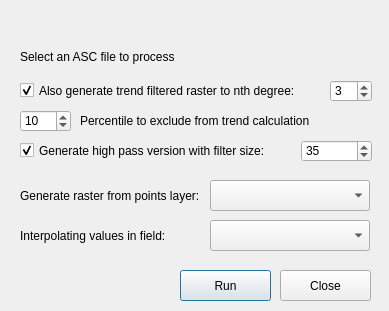
First picture: the form in quick_mag_dialog_base.ui, repository pdurdin/QuickMag, before the edit.
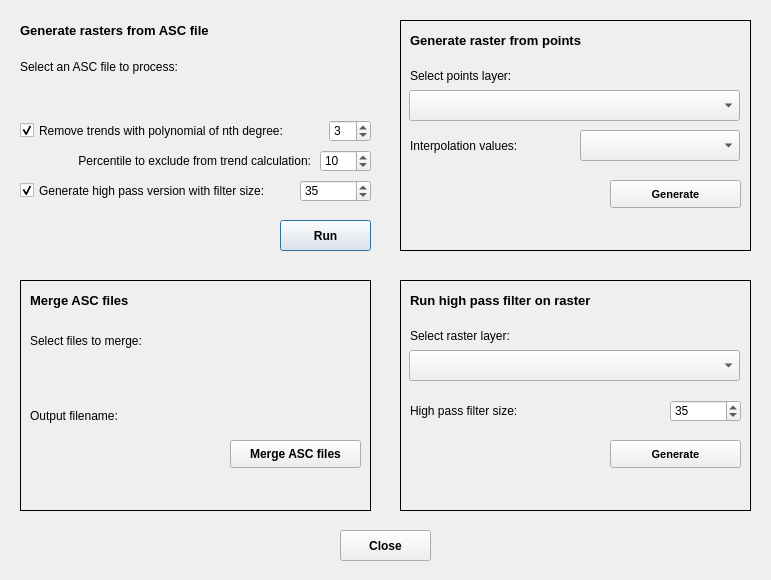
Second picture: the form after the edit. Custom widgets are drawn as their Qt base class.

```diff
--- a/quick_mag_dialog_base.ui
+++ b/quick_mag_dialog_base.ui
@@ -6,8 +6,8 @@
    <rect>
     <x>0</x>
     <y>0</y>
-    <width>389</width>
-    <height>311</height>
+    <width>771</width>
+    <height>580</height>
    </rect>
   </property>
   <property name="sizePolicy">
@@ -23,7 +23,7 @@
    <property name="geometry">
     <rect>
      <x>20</x>
-     <y>20</y>
+     <y>80</y>
      <width>351</width>
      <height>21</height>
     </rect>
@@ -35,12 +35,18 @@
   <widget class="QPushButton" name="quickMagRun">
    <property name="geometry">
     <rect>
-     <x>180</x>
-     <y>270</y>
+     <x>280</x>
+     <y>220</y>
      <width>91</width>
      <height>31</height>
     </rect>
    </property>
+   <property name="font">
+    <font>
+     <weight>75</weight>
+     <bold>true</bold>
+    </font>
+   </property>
    <property name="text">
     <string>Run</string>
    </property>
@@ -54,21 +60,30 @@
   <widget class="QPushButton" name="quickMagClose">
    <property name="geometry">
     <rect>
-     <x>280</x>
-     <y>270</y>
+     <x>340</x>
+     <y>530</y>
      <width>91</width>
      <height>31</height>
     </rect>
    </property>
+   <property name="font">
+    <font>
+     <weight>75</weight>
+     <bold>true</bold>
+    </font>
+   </property>
    <property name="text">
     <string>Close</string>
    </property>
+   <property name="flat">
+    <bool>false</bool>
+   </property>
   </widget>
-  <widget class="QLabel" name="quickMagProgressLabel">
+  <widget class="QLabel" name="label_1">
    <property name="geometry">
     <rect>
      <x>20</x>
-     <y>50</y>
+     <y>60</y>
      <width>351</width>
      <height>21</height>
     </rect>
@@ -80,7 +95,7 @@
     </sizepolicy>
    </property>
    <property name="text">
-    <string>Select an ASC file to process</string>
+    <string>Select an ASC file to process:</string>
    </property>
    <property name="alignment">
     <set>Qt::AlignLeading|Qt::AlignLeft|Qt::AlignTop</set>
@@ -90,7 +105,7 @@
    <property name="geometry">
     <rect>
      <x>20</x>
-     <y>140</y>
+     <y>180</y>
      <width>271</width>
      <height>21</height>
     </rect>
@@ -106,13 +121,13 @@
    <property name="geometry">
     <rect>
      <x>20</x>
-     <y>80</y>
+     <y>120</y>
      <width>311</width>
      <height>21</height>
     </rect>
    </property>
    <property name="text">
-    <string>Also generate trend filtered raster to nth degree:</string>
+    <string>Remove trends with polynomial of nth degree:</string>
    </property>
    <property name="checked">
     <bool>true</bool>
@@ -121,21 +136,24 @@
   <widget class="QLabel" name="quickMagPercentileLabel">
    <property name="geometry">
     <rect>
-     <x>80</x>
-     <y>110</y>
+     <x>20</x>
+     <y>150</y>
      <width>291</width>
      <height>21</height>
     </rect>
    </property>
    <property name="text">
-    <string>Percentile to exclude from trend calculation</string>
+    <string>Percentile to exclude from trend calculation:</string>
+   </property>
+   <property name="alignment">
+    <set>Qt::AlignRight|Qt::AlignTrailing|Qt::AlignVCenter</set>
    </property>
   </widget>
   <widget class="QSpinBox" name="quickMagTrendPercentile">
    <property name="geometry">
     <rect>
-     <x>20</x>
-     <y>110</y>
+     <x>320</x>
+     <y>150</y>
      <width>51</width>
      <height>22</height>
     </rect>
@@ -156,8 +174,8 @@
   <widget class="QSpinBox" name="quickMagTrendDegree">
    <property name="geometry">
     <rect>
-     <x>330</x>
-     <y>80</y>
+     <x>329</x>
+     <y>120</y>
      <width>42</width>
      <height>22</height>
     </rect>
@@ -172,8 +190,8 @@
   <widget class="QSpinBox" name="quickMaghighPassSize">
    <property name="geometry">
     <rect>
-     <x>301</x>
-     <y>140</y>
+     <x>300</x>
+     <y>180</y>
      <width>71</width>
      <height>22</height>
     </rect>
@@ -191,53 +209,423 @@
     <number>35</number>
    </property>
   </widget>
-  <widget class="QgsMapLayerComboBox" name="quickMagLayerCombo">
+  <widget class="QFrame" name="frame">
    <property name="geometry">
     <rect>
-     <x>210</x>
-     <y>180</y>
-     <width>160</width>
-     <height>31</height>
+     <x>20</x>
+     <y>280</y>
+     <width>351</width>
+     <height>231</height>
     </rect>
    </property>
-   <property name="allowEmptyLayer">
-    <bool>true</bool>
+   <property name="frameShape">
+    <enum>QFrame::Panel</enum>
    </property>
+   <property name="frameShadow">
+    <enum>QFrame::Plain</enum>
+   </property>
+   <widget class="QLabel" name="label_3">
+    <property name="geometry">
+     <rect>
+      <x>10</x>
+      <y>10</y>
+      <width>151</width>
+      <height>21</height>
+     </rect>
+    </property>
+    <property name="font">
+     <font>
+      <pointsize>10</pointsize>
+      <weight>75</weight>
+      <bold>true</bold>
+     </font>
+    </property>
+    <property name="text">
+     <string>Merge ASC files</string>
+    </property>
+   </widget>
+   <widget class="QLabel" name="label_4">
+    <property name="geometry">
+     <rect>
+      <x>10</x>
+      <y>120</y>
+      <width>121</width>
+      <height>31</height>
+     </rect>
+    </property>
+    <property name="text">
+     <string>Output filename:</string>
+    </property>
+   </widget>
+   <widget class="QgsFileWidget" name="quickMagMergeFilesOutput">
+    <property name="geometry">
+     <rect>
+      <x>150</x>
+      <y>120</y>
+      <width>191</width>
+      <height>31</height>
+     </rect>
+    </property>
+    <property name="filter">
+     <string>Sensys (*.asc)</string>
+    </property>
+    <property name="storageMode">
+     <enum>QgsFileWidget::SaveFile</enum>
+    </property>
+   </widget>
+   <widget class="QgsFileWidget" name="quickMagMergeFilesInput">
+    <property name="geometry">
+     <rect>
+      <x>10</x>
+      <y>70</y>
+      <width>331</width>
+      <height>31</height>
+     </rect>
+    </property>
+    <property name="layoutDirection">
+     <enum>Qt::LeftToRight</enum>
+    </property>
+    <property name="fileWidgetButtonVisible">
+     <bool>true</bool>
+    </property>
+    <property name="useLink">
+     <bool>false</bool>
+    </property>
+    <property name="fullUrl">
+     <bool>false</bool>
+    </property>
+    <property name="filter">
+     <string>Sensys (*.asc)</string>
+    </property>
+    <property name="storageMode">
+     <enum>QgsFileWidget::GetMultipleFiles</enum>
+    </property>
+   </widget>
+   <widget class="QPushButton" name="quickMagMergeFilesButton">
+    <property name="geometry">
+     <rect>
+      <x>210</x>
+      <y>160</y>
+      <width>131</width>
+      <height>28</height>
+     </rect>
+    </property>
+    <property name="font">
+     <font>
+      <weight>75</weight>
+      <bold>true</bold>
+     </font>
+    </property>
+    <property name="text">
+     <string>Merge ASC files</string>
+    </property>
+   </widget>
+   <widget class="QLabel" name="label_5">
+    <property name="geometry">
+     <rect>
+      <x>10</x>
+      <y>50</y>
+      <width>151</width>
+      <height>21</height>
+     </rect>
+    </property>
+    <property name="text">
+     <string>Select files to merge:</string>
+    </property>
+   </widget>
+   <widget class="QLabel" name="quickMagMergeProgressLabel">
+    <property name="geometry">
+     <rect>
+      <x>10</x>
+      <y>200</y>
+      <width>331</width>
+      <height>21</height>
+     </rect>
+    </property>
+    <property name="text">
+     <string/>
+    </property>
+   </widget>
   </widget>
-  <widget class="QLabel" name="label">
+  <widget class="QFrame" name="frame_2">
    <property name="geometry">
     <rect>
+     <x>400</x>
+     <y>20</y>
+     <width>351</width>
+     <height>231</height>
+    </rect>
+   </property>
+   <property name="frameShape">
+    <enum>QFrame::Panel</enum>
+   </property>
+   <property name="frameShadow">
+    <enum>QFrame::Plain</enum>
+   </property>
+   <widget class="QLabel" name="label_6">
+    <property name="geometry">
+     <rect>
+      <x>10</x>
+      <y>10</y>
+      <width>251</width>
+      <height>21</height>
+     </rect>
+    </property>
+    <property name="font">
+     <font>
+      <pointsize>10</pointsize>
+      <weight>75</weight>
+      <bold>true</bold>
+     </font>
+    </property>
+    <property name="text">
+     <string>Generate raster from points</string>
+    </property>
+   </widget>
+   <widget class="QLabel" name="label_7">
+    <property name="geometry">
+     <rect>
+      <x>10</x>
+      <y>110</y>
+      <width>161</width>
+      <height>31</height>
+     </rect>
+    </property>
+    <property name="text">
+     <string>Interpolation values:</string>
+    </property>
+   </widget>
+   <widget class="QPushButton" name="quickMagRasterButton">
+    <property name="geometry">
+     <rect>
+      <x>210</x>
+      <y>160</y>
+      <width>131</width>
+      <height>28</height>
+     </rect>
+    </property>
+    <property name="font">
+     <font>
+      <pointsize>8</pointsize>
+      <weight>75</weight>
+      <bold>true</bold>
+     </font>
+    </property>
+    <property name="text">
+     <string>Generate</string>
+    </property>
+   </widget>
+   <widget class="QLabel" name="label_8">
+    <property name="geometry">
+     <rect>
+      <x>10</x>
+      <y>40</y>
+      <width>151</width>
+      <height>31</height>
+     </rect>
+    </property>
+    <property name="text">
+     <string>Select points layer:</string>
+    </property>
+   </widget>
+   <widget class="QgsMapLayerComboBox" name="quickMagRasterLayerCombo">
+    <property name="geometry">
+     <rect>
+      <x>9</x>
+      <y>70</y>
+      <width>331</width>
+      <height>31</height>
+     </rect>
+    </property>
+    <property name="allowEmptyLayer">
+     <bool>true</bool>
+    </property>
+   </widget>
+   <widget class="QComboBox" name="quickMagRasterFieldCombo">
+    <property name="geometry">
+     <rect>
+      <x>180</x>
+      <y>110</y>
+      <width>160</width>
+      <height>31</height>
+     </rect>
+    </property>
+   </widget>
+   <widget class="QLabel" name="quickMagRasterProgressLabel">
+    <property name="geometry">
+     <rect>
+      <x>10</x>
+      <y>200</y>
+      <width>331</width>
+      <height>21</height>
+     </rect>
+    </property>
+    <property name="text">
+     <string/>
+    </property>
+   </widget>
+  </widget>
+  <widget class="QFrame" name="frame_3">
+   <property name="geometry">
+    <rect>
+     <x>400</x>
+     <y>280</y>
+     <width>351</width>
+     <height>231</height>
+    </rect>
+   </property>
+   <property name="frameShape">
+    <enum>QFrame::Panel</enum>
+   </property>
+   <property name="frameShadow">
+    <enum>QFrame::Plain</enum>
+   </property>
+   <widget class="QLabel" name="label_15">
+    <property name="geometry">
+     <rect>
+      <x>10</x>
+      <y>10</y>
+      <width>251</width>
+      <height>21</height>
+     </rect>
+    </property>
+    <property name="font">
+     <font>
+      <pointsize>10</pointsize>
+      <weight>75</weight>
+      <bold>true</bold>
+     </font>
+    </property>
+    <property name="text">
+     <string>Run high pass filter on raster</string>
+    </property>
+   </widget>
+   <widget class="QLabel" name="label_16">
+    <property name="geometry">
+     <rect>
+      <x>10</x>
+      <y>120</y>
+      <width>161</width>
+      <height>21</height>
+     </rect>
+    </property>
+    <property name="text">
+     <string>High pass filter size:</string>
+    </property>
+   </widget>
+   <widget class="QPushButton" name="quickMagHighPassButton">
+    <property name="geometry">
+     <rect>
+      <x>210</x>
+      <y>160</y>
+      <width>131</width>
+      <height>28</height>
+     </rect>
+    </property>
+    <property name="font">
+     <font>
+      <pointsize>8</pointsize>
+      <weight>75</weight>
+      <bold>true</bold>
+     </font>
+    </property>
+    <property name="text">
+     <string>Generate</string>
+    </property>
+   </widget>
+   <widget class="QLabel" name="label_17">
+    <property name="geometry">
+     <rect>
+      <x>10</x>
+      <y>40</y>
+      <width>151</width>
+      <height>31</height>
+     </rect>
+    </property>
+    <property name="text">
+     <string>Select raster layer:</string>
+    </property>
+   </widget>
+   <widget class="QgsMapLayerComboBox" name="quickMagHighPassLayerCombo">
+    <property name="geometry">
+     <rect>
+      <x>9</x>
+      <y>70</y>
+      <width>331</width>
+      <height>31</height>
+     </rect>
+    </property>
+    <property name="allowEmptyLayer">
+     <bool>true</bool>
+    </property>
+   </widget>
+   <widget class="QLabel" name="quickMagHighPassProgressLabel">
+    <property name="geometry">
+     <rect>
+      <x>10</x>
+      <y>200</y>
+      <width>331</width>
+      <height>21</height>
+     </rect>
+    </property>
+    <property name="text">
+     <string/>
+    </property>
+   </widget>
+   <widget class="QSpinBox" name="quickMagHighPassFilterSize">
+    <property name="geometry">
+     <rect>
+      <x>270</x>
+      <y>120</y>
+      <width>71</width>
+      <height>22</height>
+     </rect>
+    </property>
+    <property name="minimum">
+     <number>15</number>
+    </property>
+    <property name="maximum">
+     <number>55</number>
+    </property>
+    <property name="singleStep">
+     <number>10</number>
+    </property>
+    <property name="value">
+     <number>35</number>
+    </property>
+   </widget>
+  </widget>
+  <widget class="QLabel" name="label_18">
+   <property name="geometry">
+    <rect>
      <x>20</x>
-     <y>185</y>
-     <width>181</width>
+     <y>20</y>
+     <width>351</width>
      <height>21</height>
     </rect>
    </property>
+   <property name="font">
+    <font>
+     <pointsize>10</pointsize>
+     <weight>75</weight>
+     <bold>true</bold>
+    </font>
+   </property>
    <property name="text">
-    <string>Generate raster from points layer:</string>
+    <string>Generate rasters from ASC file</string>
    </property>
   </widget>
-  <widget class="QComboBox" name="quickMagFieldCombo">
-   <property name="geometry">
-    <rect>
-     <x>210</x>
-     <y>220</y>
-     <width>160</width>
-     <height>31</height>
-    </rect>
-   </property>
-  </widget>
-  <widget class="QLabel" name="label_2">
+  <widget class="QLabel" name="quickMagProgressLabel">
    <property name="geometry">
     <rect>
      <x>20</x>
      <y>220</y>
-     <width>181</width>
+     <width>251</width>
      <height>31</height>
     </rect>
    </property>
    <property name="text">
-    <string>Interpolating values in field:</string>
+    <string/>
    </property>
   </widget>
  </widget>
```
Left out of the diff: 2 changed lines with no effect on the pictures.
